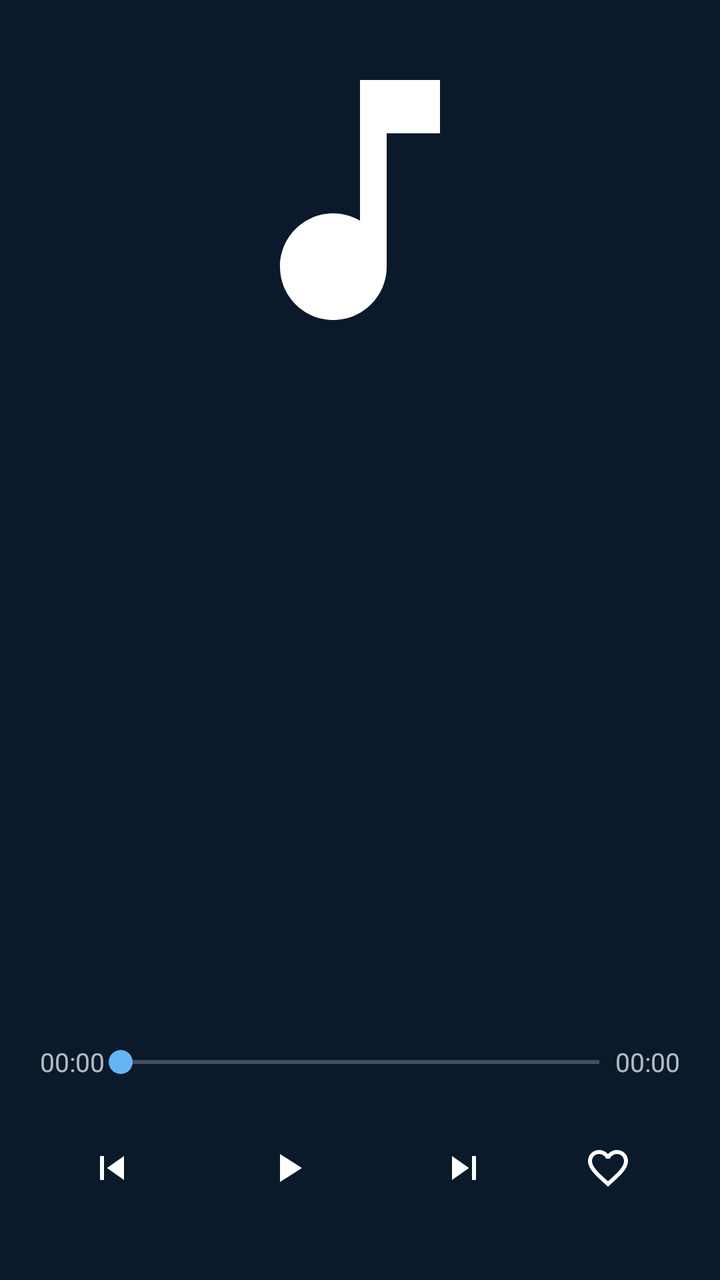
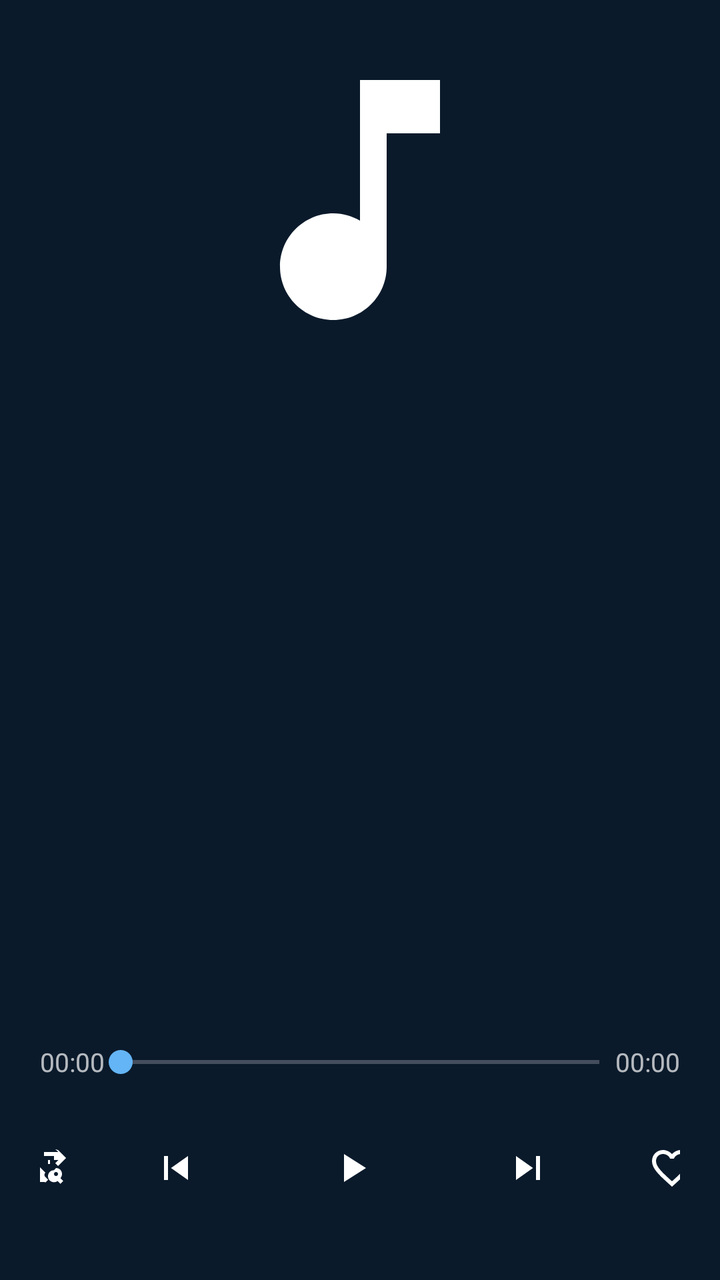

Before-and-after screenshots of an Android layout around one commit, followed by the original layout XML and the change that was made.
<!-- AndroidManifest.xml: application theme Theme.App -->
<!-- res/layout/activity_music_play.xml -->
<?xml version="1.0" encoding="utf-8"?>
<LinearLayout xmlns:android="http://schemas.android.com/apk/res/android"
    xmlns:app="http://schemas.android.com/apk/res-auto"
    android:layout_width="match_parent"
    android:layout_height="match_parent"
    android:background="@color/blue_bg"
    android:orientation="vertical"
    android:padding="20dp">

    <LinearLayout
        android:layout_width="match_parent"
        android:layout_height="0dp"
        android:layout_weight="1"
        android:gravity="center_horizontal"
        android:orientation="vertical">

        <ImageView
            android:id="@+id/music_cover"
            android:layout_width="160dp"
            android:layout_height="160dp"
            android:contentDescription="@string/music_title"
            android:scaleType="centerCrop"
            android:src="@drawable/ic_music_note" />

        <TextView
            android:id="@+id/music_name"
            android:layout_width="wrap_content"
            android:layout_height="wrap_content"
            android:layout_marginTop="16dp"
            android:ellipsize="end"
            android:gravity="center"
            android:singleLine="true"
            android:textColor="@color/white"
            android:textSize="20sp"
            android:textStyle="bold" />

        <TextView
            android:id="@+id/music_singer"
            android:layout_width="wrap_content"
            android:layout_height="wrap_content"
            android:layout_marginTop="4dp"
            android:ellipsize="end"
            android:gravity="center"
            android:singleLine="true"
            android:textColor="@color/white_70"
            android:textSize="15sp" />

        <androidx.recyclerview.widget.RecyclerView
            android:id="@+id/music_lrc"
            android:layout_width="match_parent"
            android:layout_height="0dp"
            android:layout_marginTop="12dp"
            android:layout_weight="1"
            android:gravity="center_horizontal"
            app:layoutManager="androidx.recyclerview.widget.LinearLayoutManager" />

    </LinearLayout>

    <LinearLayout
        android:layout_width="match_parent"
        android:layout_height="wrap_content"
        android:gravity="center_vertical"
        android:orientation="horizontal">

        <TextView
            android:id="@+id/music_now"
            android:layout_width="wrap_content"
            android:layout_height="wrap_content"
            android:text="00:00"
            android:textColor="@color/white_70"
            android:textSize="13sp" />

        <SeekBar
            android:id="@+id/music_seek"
            android:layout_width="0dp"
            android:layout_height="wrap_content"
            android:layout_weight="1"
            android:paddingStart="8dp"
            android:paddingEnd="8dp" />

        <TextView
            android:id="@+id/music_total"
            android:layout_width="wrap_content"
            android:layout_height="wrap_content"
            android:text="00:00"
            android:textColor="@color/white_70"
            android:textSize="13sp" />

    </LinearLayout>

    <LinearLayout
        android:layout_width="match_parent"
        android:layout_height="wrap_content"
        android:layout_marginTop="8dp"
        android:gravity="center"
        android:orientation="horizontal">

        <ImageButton
            android:id="@+id/music_prev"
            android:layout_width="56dp"
            android:layout_height="56dp"
            android:background="?attr/selectableItemBackgroundBorderless"
            android:contentDescription="@string/music_prev"
            android:src="@drawable/ic_music_prev" />

        <ImageButton
            android:id="@+id/music_play"
            android:layout_width="72dp"
            android:layout_height="72dp"
            android:layout_marginStart="24dp"
            android:layout_marginEnd="24dp"
            android:background="?attr/selectableItemBackgroundBorderless"
            android:contentDescription="@string/music_play"
            android:src="@drawable/ic_music_play" />

        <ImageButton
            android:id="@+id/music_next"
            android:layout_width="56dp"
            android:layout_height="56dp"
            android:background="?attr/selectableItemBackgroundBorderless"
            android:contentDescription="@string/music_next"
            android:src="@drawable/ic_music_next" />

        <ImageButton
            android:id="@+id/music_love"
            android:layout_width="56dp"
            android:layout_height="56dp"
            android:layout_marginStart="16dp"
            android:background="?attr/selectableItemBackgroundBorderless"
            android:contentDescription="@string/music_love"
            android:src="@drawable/ic_music_love" />

    </LinearLayout>

</LinearLayout>
<!-- resources referenced by this layout -->
<resources>
  <color name="blue_bg">#0A1A2B</color>
  <color name="white">#FFFFFF</color>
  <color name="white_70">#B3FFFFFF</color>
  <!-- drawable ic_music_next (drawable) -->
  <vector xmlns:android="http://schemas.android.com/apk/res/android"
      android:width="24dp"
      android:height="24dp"
      android:tint="@color/white"
      android:viewportWidth="24"
      android:viewportHeight="24">
      <path
          android:fillColor="@android:color/white"
          android:pathData="M6,18l8.5,-6L6,6v12zM16,6v12h2V6h-2z" />
  </vector>
  <!-- drawable ic_music_play (drawable) -->
  <vector xmlns:android="http://schemas.android.com/apk/res/android"
      android:width="24dp"
      android:height="24dp"
      android:tint="@color/white"
      android:viewportWidth="24"
      android:viewportHeight="24">
      <path
          android:fillColor="@android:color/white"
          android:pathData="M8,5v14l11,-7z" />
  </vector>
  <!-- drawable ic_music_prev (drawable) -->
  <vector xmlns:android="http://schemas.android.com/apk/res/android"
      android:width="24dp"
      android:height="24dp"
      android:tint="@color/white"
      android:viewportWidth="24"
      android:viewportHeight="24">
      <path
          android:fillColor="@android:color/white"
          android:pathData="M6,6h2v12H6v12zM9.5,12l8.5,6V6z" />
  </vector>
  <string name="music_love">Favourite</string>
  <string name="music_next">Next</string>
  <string name="music_play">Play</string>
  <string name="music_prev">Previous</string>
  <string name="music_title">Music</string>
  <style name="Theme.App" parent="Theme.Base" />
  <color name="blue_primary">#1E88E5</color>
  <color name="blue_on_primary">#FFFFFF</color>
  <color name="blue_primary_container">#104A7A</color>
  <color name="blue_on_primary_container">#D6E6FF</color>
  <color name="blue_secondary">#64B5F6</color>
  <color name="blue_on_secondary">#003258</color>
  <color name="blue_secondary_container">#154B72</color>
  <color name="blue_on_secondary_container">#D2E6FF</color>
  <color name="blue_surface">#0E2136</color>
  <color name="blue_on_surface">#E4EEF8</color>
  <color name="blue_surface_variant">#17334F</color>
  <color name="blue_on_surface_variant">#C0CFE0</color>
  <color name="blue_outline">#7A8FA6</color>
  <color name="blue_error">#FF8A80</color>
  <color name="blue_on_error">#4E0007</color>
  <style name="NoAnim">
          <item name="android:activityOpenEnterAnimation">@null</item>
          <item name="android:activityOpenExitAnimation">@null</item>
          <item name="android:activityCloseEnterAnimation">@null</item>
          <item name="android:activityCloseExitAnimation">@null</item>
      </style>
  <!-- unchanged entries left out for length: 3 -->
</resources>

<!-- the commit's change to res/layout/activity_music_play.xml (unified diff, before → after) -->
@@ -45,6 +45,22 @@
             android:textColor="@color/white_70"
             android:textSize="15sp" />
 
+        
+        <TextView
+            android:id="@+id/music_mode"
+            android:layout_width="wrap_content"
+            android:layout_height="wrap_content"
+            android:layout_marginTop="8dp"
+            android:background="@drawable/bg_music_mode"
+            android:paddingStart="10dp"
+            android:paddingTop="3dp"
+            android:paddingEnd="10dp"
+            android:paddingBottom="3dp"
+            android:text="@string/music_random"
+            android:textColor="@color/blue_on_primary_container"
+            android:textSize="12sp"
+            android:visibility="gone" />
+
         <androidx.recyclerview.widget.RecyclerView
             android:id="@+id/music_lrc"
             android:layout_width="match_parent"
@@ -53,6 +69,18 @@
             android:layout_weight="1"
             android:gravity="center_horizontal"
             app:layoutManager="androidx.recyclerview.widget.LinearLayoutManager" />
+
+        
+        <TextView
+            android:id="@+id/music_status"
+            android:layout_width="match_parent"
+            android:layout_height="wrap_content"
+            android:layout_marginTop="6dp"
+            android:ellipsize="end"
+            android:gravity="center"
+            android:singleLine="true"
+            android:textColor="@color/white_70"
+            android:textSize="12sp" />
 
     </LinearLayout>
 
@@ -96,6 +124,15 @@
         android:orientation="horizontal">
 
         <ImageButton
+            android:id="@+id/music_shuffle"
+            android:layout_width="56dp"
+            android:layout_height="56dp"
+            android:layout_marginEnd="8dp"
+            android:background="?attr/selectableItemBackgroundBorderless"
+            android:contentDescription="@string/music_shuffle"
+            android:src="@drawable/ic_music_shuffle" />
+
+        <ImageButton
             android:id="@+id/music_prev"
             android:layout_width="56dp"
             android:layout_height="56dp"
<!-- resource entries referenced after the edit -->
@@ -3,6 +3,13 @@
   <color name="blue_bg">#0A1A2B</color>
   <color name="white">#FFFFFF</color>
   <color name="white_70">#B3FFFFFF</color>
+  <!-- drawable bg_music_mode (drawable) -->
+  <?xml version="1.0" encoding="utf-8"?>
+  <shape xmlns:android="http://schemas.android.com/apk/res/android"
+      android:shape="rectangle">
+      <solid android:color="@color/blue_primary_container" />
+      <corners android:radius="999dp" />
+  </shape>
   <!-- drawable ic_music_next (drawable) -->
   <vector xmlns:android="http://schemas.android.com/apk/res/android"
       android:width="24dp"
@@ -36,10 +43,23 @@
           android:fillColor="@android:color/white"
           android:pathData="M6,6h2v12H6v12zM9.5,12l8.5,6V6z" />
   </vector>
+  <!-- drawable ic_music_shuffle (drawable) -->
+  <vector xmlns:android="http://schemas.android.com/apk/res/android"
+      android:width="24dp"
+      android:height="24dp"
+      android:tint="@color/white"
+      android:viewportWidth="24"
+      android:viewportHeight="24">
+      <path
+          android:fillColor="@android:color/white"
+          android:pathData="M17,3l4,4l-4,4l-1.4,-1.4l1.6,-1.6H15V6h-5V4h7.2L15.6,2.6L17,3zM4,8h9v2H6.4l4.3,4.3c-0.3,0.3 -0.5,0.7 -0.5,1.1c0,0.4 0.2,0.8 0.5,1.1l1.4,1.4l-1.4,1.4l-1.4,-1.4C8.1,17.6 7.5,16.8 7.5,16c0,-0.6 0.2,-1.2 0.6,-1.7L4.4,10H12V8H4zM16,12c1.7,0 3,1.3 3,3c0,0.8 -0.3,1.5 -0.8,2.1l1.4,1.4l-1.4,1.4l-1.4,-1.4c-0.5,0.4 -1.2,0.6 -1.8,0.6c-1.7,0 -3,-1.3 -3,-3c0,-1.7 1.3,-3 3,-3zM16,14c-0.6,0 -1,0.4 -1,1c0,0.6 0.4,1 1,1s1,-0.4 1,-1c0,-0.6 -0.4,-1 -1,-1zM2,17h9v2H2v-2z" />
+  </vector>
   <string name="music_love">Favourite</string>
   <string name="music_next">Next</string>
   <string name="music_play">Play</string>
   <string name="music_prev">Previous</string>
+  <string name="music_random">Listen casually</string>
+  <string name="music_shuffle">Shuffle</string>
   <string name="music_title">Music</string>
   <style name="Theme.App" parent="Theme.Base" />
   <color name="blue_primary">#1E88E5</color>
